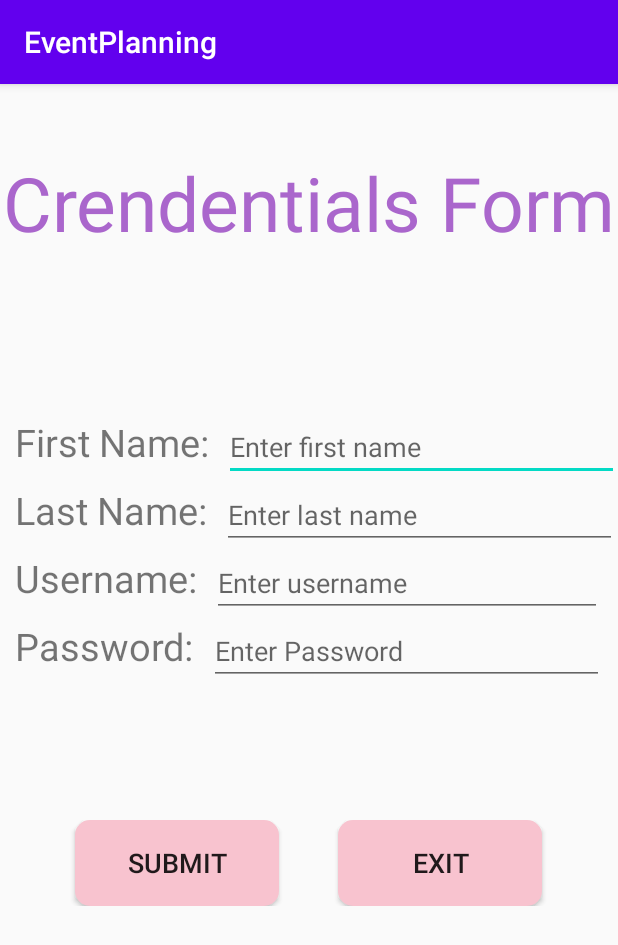
After one commit to GraceKwon0507/EventPlanning, an Android app: the CredentialsActivity screen opened directly, with no data from a screen before it, on a phone screen of 412 x 824 dp. The commit adds this screen. Shown: the top 945 px of the screen. Run offline under Robolectric (Android 15) with nearby library versions, the phone set to English and light mode, and no system bars; our stand-ins replace Firebase (no records; nobody signed in at launch, a user with empty details on screens opened directly).

Commit message:
Fixed Registration Form, Credentials to be updated
- Assign unique user ID for each user (firstname + lastname)
- Change first and late name form to captial + lower case

```diff
--- a/app/src/main/AndroidManifest.xml
+++ b/app/src/main/AndroidManifest.xml
@@ -43,6 +43,8 @@
         </activity>
 
         <activity android:name=".RegisterActivity" />
+
+        <activity android:name=".CredentialsActivity" />
     </application>
 
     <queries>
--- /dev/null
+++ b/app/src/main/java/com/example/eventplanning/CredentialsActivity.java
@@ -0,0 +1,91 @@
+package com.example.eventplanning;
+
+import android.os.Bundle;
+import android.view.View;
+import android.widget.Button;
+import android.widget.EditText;
+import android.widget.Toast;
+
+import androidx.annotation.NonNull;
+import androidx.appcompat.app.AppCompatActivity;
+
+import com.google.firebase.database.DataSnapshot;
+import com.google.firebase.database.DatabaseError;
+import com.google.firebase.database.DatabaseReference;
+import com.google.firebase.database.FirebaseDatabase;
+import com.google.firebase.database.ValueEventListener;
+
+import java.util.Map;
+
+public class CredentialsActivity extends AppCompatActivity {
+    @Override
+    protected void onCreate(Bundle savedInstanceState) {
+        super.onCreate(savedInstanceState);
+        setContentView(R.layout.activity_crentials);
+
+        final EditText firstNameCredentialsText = (EditText) findViewById(R.id.editText_firstNameCredentials);
+        final EditText lastNameCredentialsText = (EditText) findViewById(R.id.editText_lastNameCredentials);
+        final EditText usernameText = (EditText) findViewById(R.id.editText_username);
+        final EditText userPasswordText = (EditText) findViewById(R.id.editText_userPassword);
+
+        final Button submitButton = (Button) findViewById(R.id.credentialsSubmitButton);
+        final Button exitButton = (Button) findViewById(R.id.credentialsExitButton);
+
+        submitButton.setOnClickListener(new View.OnClickListener() {
+            @Override
+            public void onClick(View view) {
+                FirebaseDatabase database = FirebaseDatabase.getInstance();
+                DatabaseReference userInfoDatabaseReference = database.getReference("User-Information");
+
+                UserCredentials userCredentials = new UserCredentials();
+
+                userCredentials.setUsername(usernameText.getText().toString());
+                userCredentials.setUserPassword(userPasswordText.getText().toString());
+
+//
+//                userInfoDatabaseReference.child()
+                //Getting Database Reference
+                final DatabaseReference databaseReference = database.getReference("User-Credentials");
+
+                databaseReference.push().setValue(userCredentials);
+
+                Toast.makeText(getBaseContext(), "Credentials Added", Toast.LENGTH_SHORT).show();
+            }
+        });
+    }
+
+    public class UserCredentials{
+        String stringUsername;
+        String stringUserPassword;
+
+        public UserCredentials() {
+        }
+
+        public String getUsername() {
+            return stringUsername;
+        }
+
+        public void setUsername(String username) {
+            this.stringUsername = username;
+        }
+
+        public String getUserPassword() {
+            return stringUserPassword;
+        }
+
+        public void setUserPassword(String password) {
+            this.stringUserPassword = password;
+        }
+    }
+
+    private void dataQuery(DataSnapshot snapshot) {
+        for (int y = 0; y != 2; y++) {
+            for (DataSnapshot ds : snapshot.getChildren()) {
+                UserCredentials findInfo = new UserCredentials();
+                findInfo.setUsername(ds.child(String.valueOf(y)).getValue(UserCredentials.class).getUsername());
+                findInfo.setUserPassword(ds.child(String.valueOf(y)).getValue(UserCredentials.class).getUserPassword());
+            }
+        }
+    }
+
+}
--- /dev/null
+++ b/app/src/main/res/layout/activity_crentials.xml
@@ -0,0 +1,142 @@
+<?xml version="1.0" encoding="utf-8"?>
+<RelativeLayout xmlns:android="http://schemas.android.com/apk/res/android"
+    xmlns:app="http://schemas.android.com/apk/res-auto"
+    xmlns:tools="http://schemas.android.com/tools"
+    android:layout_width="match_parent"
+    android:layout_height="match_parent"
+    android:layout_alignParentStart="false"
+    android:layout_alignParentLeft="false"
+    android:layout_alignParentTop="false"
+    android:layout_alignParentEnd="false"
+    android:layout_alignParentBottom="false"
+    android:orientation="vertical"
+    tools:context=".LoginActivity">
+
+    <TextView
+        android:id="@+id/CredentialsForm"
+        android:layout_width="wrap_content"
+        android:layout_height="wrap_content"
+        android:layout_alignParentTop="true"
+        android:layout_centerInParent="true"
+        android:layout_marginTop="45dp"
+        android:text="Crendentials Form"
+        android:textColor="@android:color/holo_purple"
+        android:textSize="50dp" />
+
+    <LinearLayout
+        android:layout_width="match_parent"
+        android:layout_height="wrap_content"
+        android:layout_centerInParent="true"
+        android:layout_centerHorizontal="false"
+        android:layout_centerVertical="false"
+        android:orientation="vertical">
+
+        <LinearLayout
+            android:layout_width="wrap_content"
+            android:layout_height="wrap_content">
+
+            <TextView
+                android:id="@+id/firstNameCredentials"
+                android:layout_width="wrap_content"
+                android:layout_height="wrap_content"
+                android:layout_marginLeft="10dp"
+                android:text="First Name:"
+                android:textSize="25dp" />
+
+            <EditText
+                android:id="@+id/editText_firstNameCredentials"
+                android:layout_width="263dp"
+                android:layout_height="wrap_content"
+                android:layout_marginLeft="10dp"
+                android:hint="Enter first name"
+                android:inputType="textPersonName" />
+        </LinearLayout>
+
+        <LinearLayout
+            android:layout_width="wrap_content"
+            android:layout_height="wrap_content">
+
+            <TextView
+                android:id="@+id/lastNameCredentials"
+                android:layout_width="wrap_content"
+                android:layout_height="wrap_content"
+                android:layout_marginLeft="10dp"
+                android:text="Last Name:"
+                android:textSize="25dp" />
+
+            <EditText
+                android:id="@+id/editText_lastNameCredentials"
+                android:layout_width="263dp"
+                android:layout_height="wrap_content"
+                android:layout_marginLeft="10dp"
+                android:hint="Enter last name"
+                android:inputType="textPersonName" />
+        </LinearLayout>
+
+        <LinearLayout
+            android:layout_width="wrap_content"
+            android:layout_height="wrap_content">
+
+            <TextView
+                android:id="@+id/username"
+                android:layout_width="wrap_content"
+                android:layout_height="wrap_content"
+                android:layout_marginLeft="10dp"
+                android:text="Username:"
+                android:textSize="25dp" />
+
+            <EditText
+                android:id="@+id/editText_username"
+                android:layout_width="260dp"
+                android:layout_height="wrap_content"
+                android:layout_marginLeft="10dp"
+                android:hint="Enter username"
+                android:inputType="textPersonName" />
+        </LinearLayout>
+
+        <LinearLayout
+            android:layout_width="wrap_content"
+            android:layout_height="wrap_content">
+
+            <TextView
+                android:id="@+id/userPassword"
+                android:layout_width="wrap_content"
+                android:layout_height="wrap_content"
+                android:layout_marginLeft="10dp"
+                android:text="Password:"
+                android:textSize="25dp" />
+
+            <EditText
+                android:id="@+id/editText_userPassword"
+                android:layout_width="263dp"
+                android:layout_height="wrap_content"
+                android:layout_marginLeft="10dp"
+                android:hint="Enter Password"
+                android:inputType="textPassword" />
+        </LinearLayout>
+
+        <RelativeLayout
+            android:layout_width="match_parent"
+            android:layout_height="wrap_content"
+            android:layout_marginTop="90dp">
+
+            <Button
+                android:id="@+id/credentialsSubmitButton"
+                android:layout_width="136dp"
+                android:layout_height="57dp"
+                android:layout_marginLeft="50dp"
+                android:background="@drawable/pinkbox"
+                android:text="Submit"
+                android:textSize="18dp" />
+
+            <Button
+                android:id="@+id/credentialsExitButton"
+                android:layout_width="136dp"
+                android:layout_height="57dp"
+                android:layout_marginLeft="225dp"
+                android:background="@drawable/pinkbox"
+                android:text="Exit"
+                android:textSize="18dp" />
+        </RelativeLayout>
+    </LinearLayout>
+</RelativeLayout>
--- a/app/src/main/res/values/strings.xml
+++ b/app/src/main/res/values/strings.xml
@@ -3,10 +3,6 @@
 
     <string name="facebook_app_id">368886137670600</string>
     <string name="fb_login_protocol_scheme">fb368886137670600</string>
-
-    <string-array name="city_array">
-        <item>Chicago</item>
-    </string-array>
 
     <string-array name="state_array">
         <item>AL</item>
```
Also changed, not shown: app/src/main/java/com/example/eventplanning/RegisterActivity.java (+78 -55 lines), app/src/main/res/layout/activity_register.xml (+25 -4 lines).
